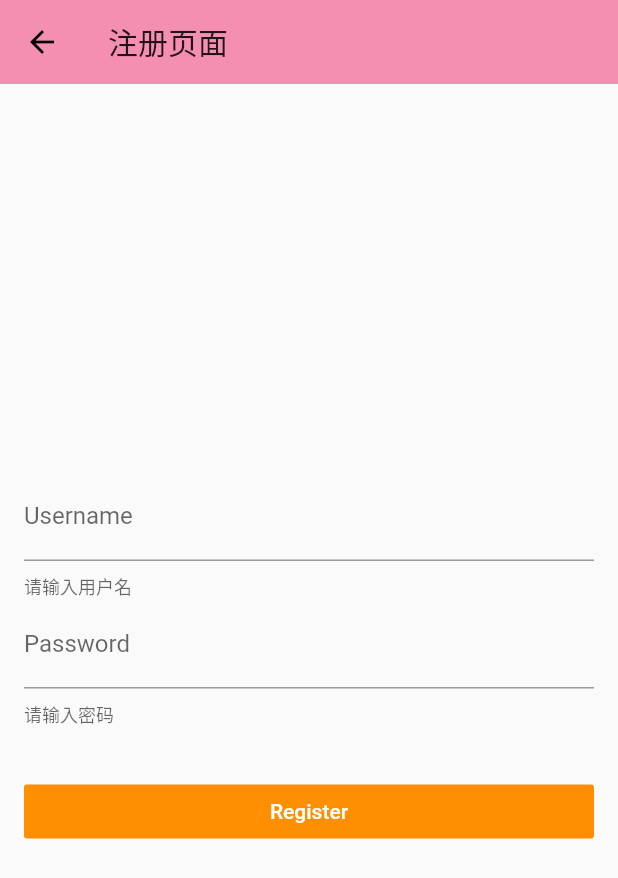
After one commit to 1136346879/flutter_shop, a Flutter app: the CartPage screen opened directly, after a tap on the "add shopping cart" icon, on a phone screen of 412 x 824 dp. The commit adds this screen. Shown: the top 878 px of the screen. Run offline on Flutter 3.47's test engine with Material 2 defaults, Android fonts, the phone set to English and light mode, and no system bars; our stand-ins replace dio, flutter_screenutil, flutter_swiper, fluttertoast, geolocator, image_picker and 6 more; missing offline and left inert: flutter_app_upgrade, flutter_plugin_record, leancloud_storage, lpinyin; accounts and stored records are empty; generated files the repository leaves out were written again.

Commit message:
引入leancloud --编写注册和登录页面 搭建用户信息管理类

```diff
--- a/lib/pages/cart_page.dart
+++ b/lib/pages/cart_page.dart
@@ -1,4 +1,8 @@
 import 'package:flutter/material.dart';
+import 'package:flutter_hexun/pages/user/register.dart';
+import 'package:flutter_hexun/pages/user/login.dart';
+import 'package:flutter_hexun/utils/ToastShow.dart';
+
 class CartPage extends StatefulWidget {
   @override
   _CartPageState createState() => _CartPageState();
@@ -11,7 +15,24 @@ class _CartPageState extends State<CartPage> {
       appBar: AppBar(
         title: Text("购物车--"),
       ),
-      body: Center(child:Text("购物车")),
+      body: Center(
+        child: Column(
+          children: <Widget>[
+            Text("购物车--"),
+            FloatingActionButton(
+              child: const Icon(Icons.add_shopping_cart),
+              onPressed: () {
+                Navigator.push(
+                    context,
+                MaterialPageRoute(
+                  // num传给下一级
+                  builder: (context) => Register(),
+                ));
+              },
+            )
+          ],
+        ),
+      ),
     );
   }
 }
--- a/lib/pages/category_page.dart
+++ b/lib/pages/category_page.dart
@@ -74,7 +74,7 @@ class //CategoryPage extends StatelessWidget {
     // 构建对象
 // 为属性赋值
     todo["title"] = "工程师周会";
-    todo["content"] = "周二两点，全体成员";
+    todo["content"] = "周二两点，全体成员222";
 // 将对象保存到云端
     await todo.save();
   }
--- /dev/null
+++ b/lib/pages/user/register.dart
@@ -0,0 +1,205 @@
+import 'package:flutter/material.dart';
+import 'package:leancloud_storage/leancloud.dart';
+import 'package:flutter_hexun/utils/ToastShow.dart';
+
+import 'login.dart';
+
+/**
+ *  注册页面
+ */
+class Register extends StatelessWidget {
+  @override
+  Widget build(BuildContext context) {
+    return Scaffold(
+      appBar: AppBar(
+        title: Text('注册页面'),
+        elevation: 0.0,
+      ),
+      body: Theme(
+        data: Theme.of(context).copyWith(
+          primaryColor: Colors.black,
+        ),
+        child: Container(
+          padding: EdgeInsets.all(16.0),
+          child: Column(
+            mainAxisAlignment: MainAxisAlignment.center,
+            children: <Widget>[
+              RegisterForm(),
+            ],
+          ),
+        ),
+      ),
+    );
+  }
+}
+
+class RegisterForm extends StatefulWidget {
+  @override
+  RegisterFormState createState() => RegisterFormState();
+}
+
+class RegisterFormState extends State<RegisterForm> {
+  final registerFormKey = GlobalKey<FormState>();
+  String username, password;
+  bool autovalidate = false;
+
+  void submitRegisterForm() {
+    if (registerFormKey.currentState.validate()) {
+      registerFormKey.currentState.save();
+      debugPrint('username: $username');
+      debugPrint('password: $password');
+      var userInfo = _register();
+      userInfo.then((LCUser) {
+        if (LCUser != null) {
+          ToastShow().showShortToast('${LCUser.username}--注册： sucess，请去登录');
+          Navigator.pop(context);//关闭上个页面
+          Navigator.push(
+              context,
+              MaterialPageRoute(
+                // num传给下一级
+                builder: (context) => Login(usernameLogin:username,passwordLogin:password),
+              ));
+        }
+      });
+      Scaffold.of(context).showSnackBar(SnackBar(
+        content: Text('Registering...'),
+      ));
+    } else {
+      setState(() {
+        autovalidate = true;
+      });
+    }
+  }
+
+  Future<LCUser> _register() async {
+    // 创建实例
+    LCUser user = LCUser();
+    // 等同于 user['username'] = 'Tom';
+    user.username = '$username';
+    user.password = '$password';
+// 可选
+//    user.email = '1136346879@qq.com';
+//    user.mobile = '+8615201449190';
+// 设置其他属性的方法跟 LCObject 一样
+    user['gender'] = 'secret';
+    return await user.signUp();
+  }
+
+  String validateUsername(value) {
+    if (value.isEmpty) {
+      return 'Username is required.';
+    }
+    return null;
+  }
+
+  String validatePassword(value) {
+    if (value.isEmpty || value.toString().length < 6) {
+      return '密码不能少于6位';
+    }
+    return null;
+  }
+
+  @override
+  Widget build(BuildContext context) {
+    return Form(
+      key: registerFormKey,
+      child: Column(
+        children: <Widget>[
+          TextFormField(
+            decoration: InputDecoration(
+              labelText: 'Username',
+              helperText: '请输入用户名',
+            ),
+            onSaved: (value) {
+              username = value;
+            },
+            validator: validateUsername,
+            autovalidate: autovalidate,
+          ),
+          TextFormField(
+            obscureText: true,
+            //隐藏文字
+            decoration: InputDecoration(
+              labelText: 'Password',
+              helperText: '请输入密码',
+            ),
+            onSaved: (value) {
+              password = value;
+            },
+            validator: validatePassword,
+            //提示
+            autovalidate: autovalidate,
+          ),
+          SizedBox(
+            height: 32.0,
+          ),
+          Container(
+            width: double.infinity,
+            child: RaisedButton(
+              color: Theme.of(context).accentColor,
+              child: Text('Register', style: TextStyle(color: Colors.white)),
+              elevation: 0.0,
+              onPressed: submitRegisterForm,
+            ),
+          ),
+        ],
+      ),
+    );
+  }
+}
+
+//class TextFieldDemo extends StatefulWidget {
+//  @override
+//  TextFieldDemoState createState() => TextFieldDemoState();
+//}
+//
+//class TextFieldDemoState extends State<TextFieldDemo> {
+//  final textEditingController = TextEditingController();
+//
+//  @override
+//  void dispose() {
+//    textEditingController.dispose();
+//    super.dispose();
+//  }
+//
+//  @override
+//  void initState() {
+//    super.initState();
+//    // textEditingController.text = 'hi';
+//    textEditingController.addListener(
+//      () {
+//        debugPrint('input: ${textEditingController.text}');
+//      }
+//    );
+//  }
+//
+//  @override
+//  Widget build(BuildContext context) {
+//    return TextField(
+//      controller: textEditingController,
+//      // onChanged: (value) {
+//      //   debugPrint('input: $value');
+//      // },
+//      onSubmitted: (value) {
+//        debugPrint('submit: $value');
+//      },
+//      decoration: InputDecoration(
+//        icon: Icon(Icons.subject),
+//        labelText: 'Title',
+//        hintText: 'Enter the post title.',
+//        // border: InputBorder.none,
+//        // border: OutlineInputBorder(),
+//        filled: true,
+//      ),
+//    );
+//  }
+//}
+//
+//class ThemeDemo extends StatelessWidget {
+//  @override
+//  Widget build(BuildContext context) {
+//    return Container(
+//      color: Theme.of(context).accentColor,
+//    );
+//  }
+//}
--- a/pubspec.yaml
+++ b/pubspec.yaml
@@ -42,7 +42,7 @@ dependencies:
   video_player:    ^0.10.11+2
   # 地理定位器
   geolocator: ^5.3.2+2
-  # leancloud  数据存储
+  # leancloud  数据存储 已经包含shared_preferences #简单数据存储
   leancloud_storage: ^0.2.9
 
 dev_dependencies:
```
Also changed, not shown: lib/pages/user/login.dart (added, +144 -0 lines), lib/utils/Usertools.dart (added, +35 -0 lines), lib/utils/const_config.dart (added, +9 -0 lines).
